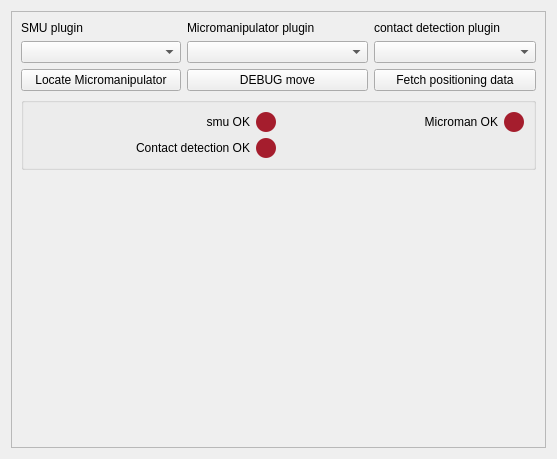
pyIVLS/pyIVLS, file plugins/touchDetect/touchDetect_Settings.ui: the form before one commit.
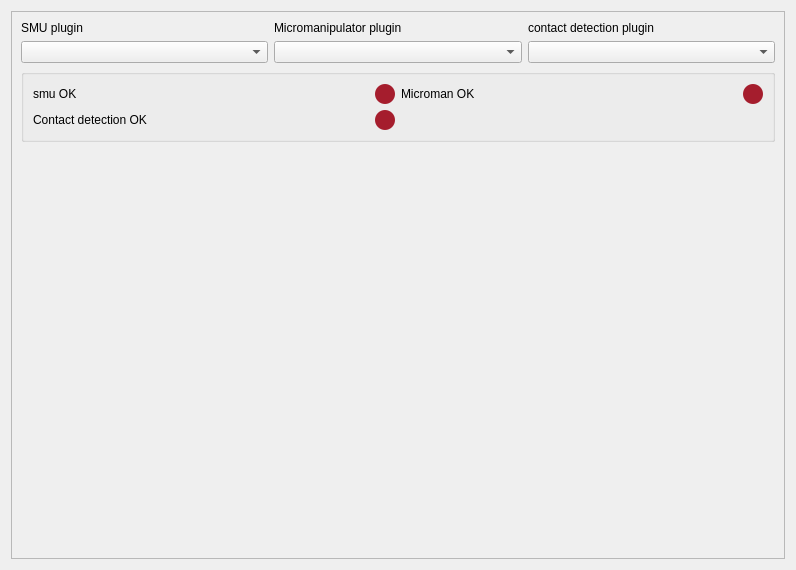
The form after the commit.

The edit to the form file:
```diff
--- a/plugins/touchDetect/touchDetect_Settings.ui
+++ b/plugins/touchDetect/touchDetect_Settings.ui
@@ -6,8 +6,8 @@
    <rect>
     <x>0</x>
     <y>0</y>
-    <width>557</width>
-    <height>459</height>
+    <width>796</width>
+    <height>570</height>
    </rect>
   </property>
   <property name="sizePolicy">
@@ -30,8 +30,8 @@
        <rect>
         <x>0</x>
         <y>0</y>
-        <width>537</width>
-        <height>439</height>
+        <width>776</width>
+        <height>550</height>
        </rect>
       </property>
       <layout class="QGridLayout" name="gridLayout_3">
@@ -40,29 +40,6 @@
          <property name="text">
           <string>SMU plugin</string>
          </property>
-         <property name="alignment">
-          <set>Qt::AlignmentFlag::AlignBottom|Qt::AlignmentFlag::AlignLeading|Qt::AlignmentFlag::AlignLeft</set>
-         </property>
-        </widget>
-       </item>
-       <item row="0" column="1">
-        <widget class="QLabel" name="label_2">
-         <property name="text">
-          <string>Micromanipulator plugin</string>
-         </property>
-         <property name="alignment">
-          <set>Qt::AlignmentFlag::AlignBottom|Qt::AlignmentFlag::AlignLeading|Qt::AlignmentFlag::AlignLeft</set>
-         </property>
-        </widget>
-       </item>
-       <item row="0" column="2">
-        <widget class="QLabel" name="label_3">
-         <property name="text">
-          <string>contact detection plugin</string>
-         </property>
-         <property name="alignment">
-          <set>Qt::AlignmentFlag::AlignBottom|Qt::AlignmentFlag::AlignLeading|Qt::AlignmentFlag::AlignLeft</set>
-         </property>
         </widget>
        </item>
        <item row="1" column="0">
@@ -79,35 +56,31 @@
          </property>
         </widget>
        </item>
-       <item row="1" column="2">
-        <widget class="QComboBox" name="condetBox">
-         <property name="placeholderText">
-          <string>No condet plugins found</string>
+       <item row="3" column="0">
+        <spacer name="verticalSpacer">
+         <property name="sizeHint" stdset="0">
+          <size>
+           <width>20</width>
+           <height>264</height>
+          </size>
          </property>
-        </widget>
+        </spacer>
        </item>
-       <item row="2" column="0">
-        <widget class="QPushButton" name="findSutter">
+       <item row="0" column="2">
+        <widget class="QLabel" name="label_3">
          <property name="text">
-          <string>Locate Micromanipulator</string>
+          <string>contact detection plugin</string>
          </property>
         </widget>
        </item>
-       <item row="2" column="1">
-        <widget class="QPushButton" name="debugButton">
+       <item row="0" column="1">
+        <widget class="QLabel" name="label_2">
          <property name="text">
-          <string>DEBUG move</string>
+          <string>Micromanipulator plugin</string>
          </property>
         </widget>
        </item>
-       <item row="2" column="2">
-        <widget class="QPushButton" name="fetchMaskButton">
-         <property name="text">
-          <string>Fetch positioning data</string>
-         </property>
-        </widget>
-       </item>
-       <item row="3" column="0" colspan="3">
+       <item row="2" column="0" colspan="3">
         <widget class="QGroupBox" name="groupBox">
          <property name="title">
           <string/>
@@ -137,9 +110,6 @@
             <property name="text">
              <string>smu OK</string>
             </property>
-            <property name="alignment">
-             <set>Qt::AlignmentFlag::AlignRight|Qt::AlignmentFlag::AlignTrailing|Qt::AlignmentFlag::AlignVCenter</set>
-            </property>
            </widget>
           </item>
           <item row="2" column="1">
@@ -166,9 +136,6 @@
             <property name="text">
              <string>Microman OK</string>
             </property>
-            <property name="alignment">
-             <set>Qt::AlignmentFlag::AlignRight|Qt::AlignmentFlag::AlignTrailing|Qt::AlignmentFlag::AlignVCenter</set>
-            </property>
            </widget>
           </item>
           <item row="2" column="0">
@@ -176,9 +143,6 @@
             <property name="text">
              <string>Contact detection OK</string>
             </property>
-            <property name="alignment">
-             <set>Qt::AlignmentFlag::AlignRight|Qt::AlignmentFlag::AlignTrailing|Qt::AlignmentFlag::AlignVCenter</set>
-            </property>
            </widget>
           </item>
           <item row="0" column="3">
@@ -203,18 +167,12 @@
          </layout>
         </widget>
        </item>
-       <item row="4" column="0">
-        <spacer name="verticalSpacer">
-         <property name="orientation">
-          <enum>Qt::Orientation::Vertical</enum>
+       <item row="1" column="2">
+        <widget class="QComboBox" name="condetBox">
+         <property name="placeholderText">
+          <string>No condet plugins found</string>
          </property>
-         <property name="sizeHint" stdset="0">
-          <size>
-           <width>20</width>
-           <height>264</height>
-          </size>
-         </property>
-        </spacer>
+        </widget>
        </item>
       </layout>
      </widget>
```
